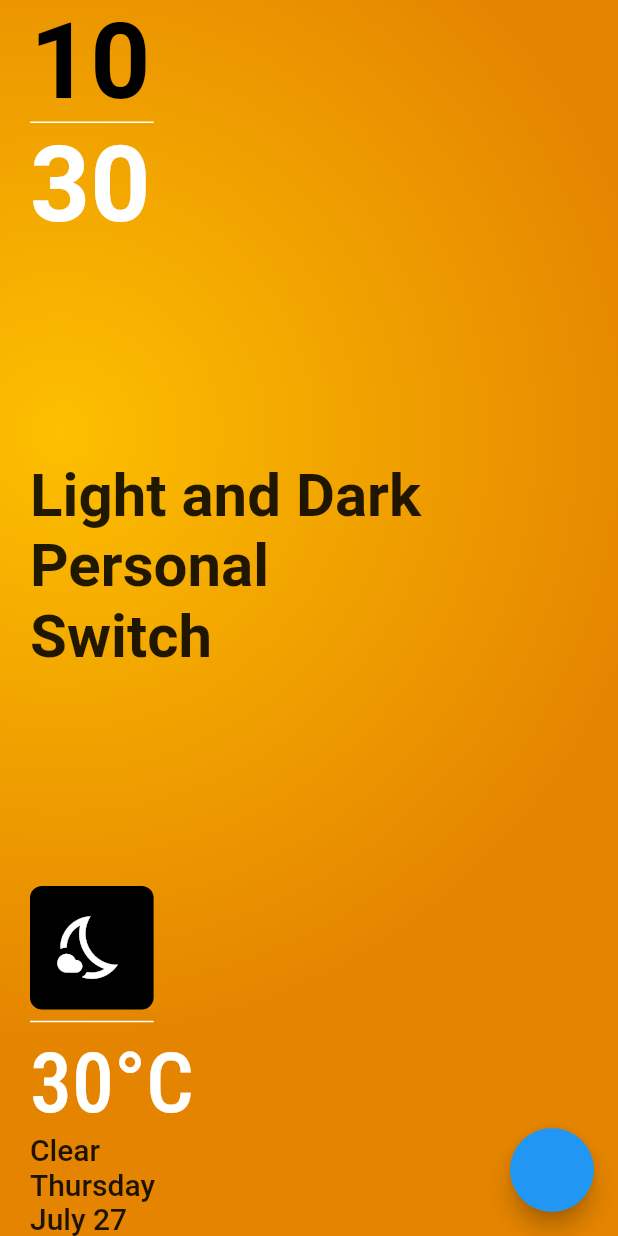
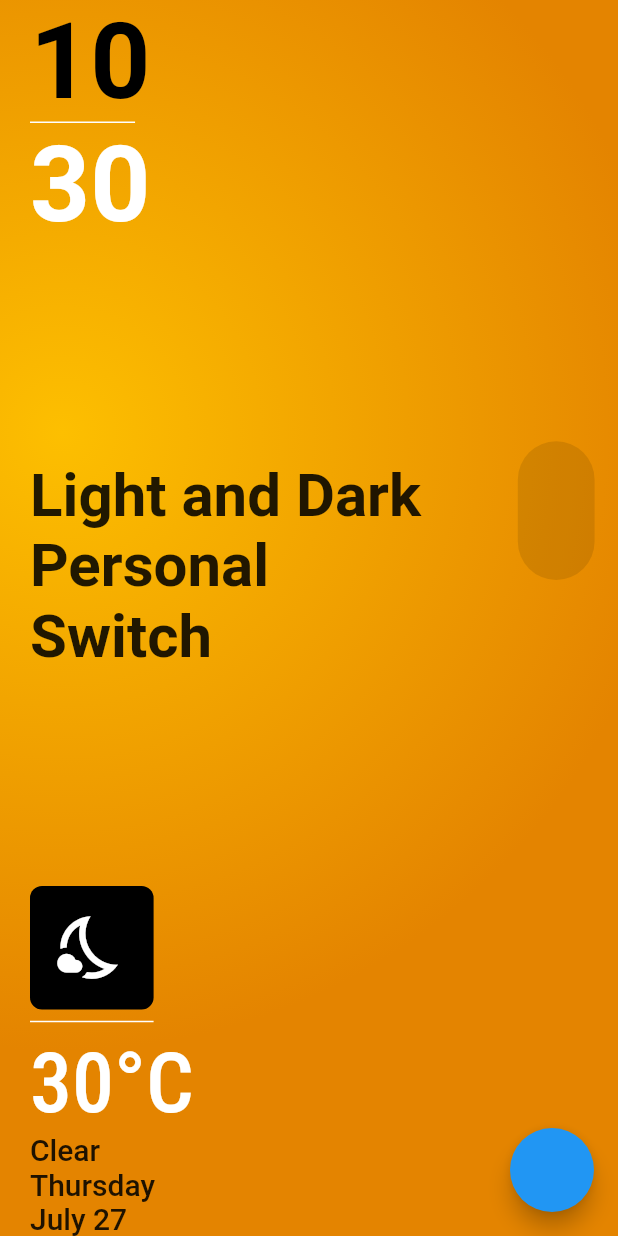
Before and after one commit to fidelisnwabisi/light_dark_switch, a Flutter app: the screen it shows after launch, on a phone screen of 412 x 824 dp. Run offline on Flutter 3.47's test engine with Material 2 defaults, Android fonts, the phone set to English and light mode, and no system bars; our stand-ins replace google_fonts, shared_preferences.

Commit message:
added positioned container for switcher

```diff
--- a/lib/home_screen.dart
+++ b/lib/home_screen.dart
@@ -12,6 +12,27 @@ class HomeScreen extends StatefulWidget {
 }
 
 class _HomeScreenState extends State<HomeScreen> {
+  Offset initialPosition = const Offset(250, 0);
+  Offset switchPosition = const Offset(350, 350);
+  Offset containerPosition = const Offset(350, 350);
+  Offset finalPosition = const Offset(350, 350);
+
+  @override
+  void didChangeDependencies() {
+    final Size size = MediaQuery.of(context).size;
+    ThemeProvider themeProvider = Provider.of<ThemeProvider>(context);
+
+    initialPosition = Offset(size.width * .9, 0);
+    containerPosition = Offset(size.width * .9, size.width * .4);
+    finalPosition = Offset(size.width * .9, size.width * .5 - size.width * .1);
+    if (themeProvider.isLightTheme) {
+      switchPosition = containerPosition;
+    } else {
+      switchPosition = finalPosition;
+    }
+    super.didChangeDependencies();
+  }
+
   @override
   Widget build(BuildContext context) {
     final Size size = MediaQuery.of(context).size;
@@ -44,7 +65,7 @@ class _HomeScreenState extends State<HomeScreen> {
                     ),
                     // ignore: prefer_const_constructors
                     SizedBox(
-                      width: size.width * .2,
+                      width: size.width * .17,
                       child: const Divider(
                         height: 0,
                         thickness: 1,
@@ -111,6 +132,21 @@ class _HomeScreenState extends State<HomeScreen> {
                 ),
               ),
             ),
+            Positioned(
+              top: containerPosition.dy - size.width * .1 / 2 + 150,
+              left: containerPosition.dx - size.width * .1 / 2 - 5,
+              child: Container(
+                width: size.width * .1 + 10,
+                height: size.height * .1 + 10,
+                decoration: BoxDecoration(
+                  color: themeProvider.themeMode().switchBGColor!,
+                  borderRadius: BorderRadius.circular(30),
+                ),
+              ),
+            ),
+            // Wire(
+            //   initialPosition: initialPosition,
+            // )
           ],
         ),
       ),
```
